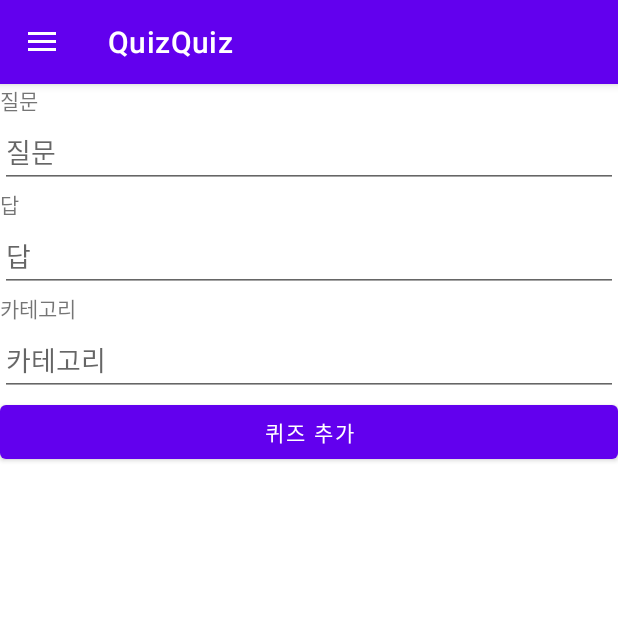
After one commit to eunjin2118/2022_Android_afterschool, an Android app: the fragment QuizCreateFragment placed in its activity, on a phone screen of 412 x 824 dp, the top half of it. The commit adds this screen. Run offline under Robolectric (Android 15) with nearby library versions, the phone set to English and light mode, and no system bars; our stand-ins replace Room's generated code.

Commit message:
quizquiz앱 만들기 (db이용하기)

```diff
--- a/app/src/main/java/com/example/quizquiz/MainActivity.kt
+++ b/app/src/main/java/com/example/quizquiz/MainActivity.kt
@@ -5,6 +5,7 @@ import android.content.SharedPreferences
 import android.os.AsyncTask
 import androidx.appcompat.app.AppCompatActivity
 import android.os.Bundle
+import android.util.Log
 import android.view.MenuItem
 import androidx.appcompat.app.ActionBarDrawerToggle
 import androidx.drawerlayout.widget.DrawerLayout
@@ -23,6 +24,12 @@ class MainActivity : AppCompatActivity() {
         setContentView(R.layout.activity_main)
 
         db = QuizDatabase.getInstance(this)
+
+        Thread {
+            for (quiz in db.quizDAO().getAll()) {
+                Log.d("mytag", quiz.toString())
+            }
+        }.start()
 
 
         val sp : SharedPreferences = getSharedPreferences(
@@ -54,6 +61,12 @@ class MainActivity : AppCompatActivity() {
                     supportFragmentManager
                         .beginTransaction()
                         .replace(R.id.frame, QuizListFragment())
+                        .commit()
+                }
+                R.id.quiz_add -> {
+                    supportFragmentManager
+                        .beginTransaction()
+                        .replace(R.id.frame, QuizCreateFragment())
                         .commit()
                 }
             }
@@ -136,9 +149,9 @@ class MainActivity : AppCompatActivity() {
                         )
                     }
                 }
-                for(quiz in quizList){
-                    db.quizDAO().insert(quiz)
-                }
+            }
+            for(quiz in quizList){
+                db.quizDAO().insert(quiz)
             }
         }
     }
--- /dev/null
+++ b/app/src/main/java/com/example/quizquiz/QuizCreateFragment.kt
@@ -0,0 +1,43 @@
+package com.example.quizquiz
+
+import android.os.Bundle
+import android.util.Log
+import android.view.LayoutInflater
+import android.view.View
+import android.view.ViewGroup
+import android.widget.Button
+import android.widget.EditText
+import androidx.fragment.app.Fragment
+import com.example.quizquiz.database.Quiz
+import com.example.quizquiz.database.QuizDatabase
+
+class QuizCreateFragment: Fragment() {
+    lateinit var db: QuizDatabase
+
+    override fun onCreateView(
+        inflater: LayoutInflater,
+        container: ViewGroup?,
+        savedInstanceState: Bundle?
+    ): View? {
+        val view = inflater.inflate(
+            R.layout.quiz_create_fragment,
+            container,
+            false
+        )
+        val add = view.findViewById<Button>(R.id.add_btn)
+        add.setOnClickListener {
+            val q = view.findViewById<EditText>(R.id.t_question).text.toString()
+            val a = view.findViewById<EditText>(R.id.t_answer).text.toString()
+            val c = view.findViewById<EditText>(R.id.t_category).text.toString()
+
+            db = QuizDatabase.getInstance(requireContext())
+
+            val quiz = Quiz(type="ox", question = q, answer = a, category = c)
+            Thread {
+                db.quizDAO().insert(quiz)
+            }.start()
+
+        }
+        return view
+    }
+}
--- /dev/null
+++ b/app/src/main/java/com/example/quizquiz/QuizStartFragment.kt
@@ -0,0 +1,41 @@
+package com.example.quizquiz
+
+import android.content.Context
+import android.os.Bundle
+import android.view.LayoutInflater
+import android.view.View
+import android.view.ViewGroup
+import android.widget.Button
+import androidx.fragment.app.Fragment
+
+class QuizStartFragment: Fragment() {
+    interface QuizStartListener{
+
+        fun onQuizStart()
+    }
+    lateinit var listener: QuizStartListener
+
+    // 어떤 메소드를 오버라이드 해서
+    override fun onAttach(context: Context) {
+        super.onAttach(context)
+
+        if(parentFragment is QuizStartListener){
+            listener = parentFragment as QuizStartListener
+        }else {
+            throw Exception("QuizStartListener 미구현")
+        }
+    }
+
+    override fun onCreateView(
+        inflater: LayoutInflater,
+        container: ViewGroup?,
+        savedInstanceState: Bundle?
+    ): View? {
+
+        val view = inflater.inflate(R.layout.quiz_start_fragment, container, false)
+        view.findViewById<Button>(R.id.start).setOnClickListener {
+            listener.onQuizStart()
+        }
+        return view
+    }
+}
--- /dev/null
+++ b/app/src/main/res/layout/quiz_create_fragment.xml
@@ -0,0 +1,43 @@
+<?xml version="1.0" encoding="utf-8"?>
+<LinearLayout xmlns:android="http://schemas.android.com/apk/res/android"
+    android:orientation="vertical"
+    android:layout_width="match_parent"
+    android:layout_height="match_parent">
+
+    <TextView
+        android:layout_width="match_parent"
+        android:layout_height="wrap_content"
+        android:text="질문"/>
+    <EditText
+        android:layout_width="match_parent"
+        android:layout_height="wrap_content"
+        android:id="@+id/t_question"
+        android:hint="질문"/>
+
+    <TextView
+        android:layout_width="match_parent"
+        android:layout_height="wrap_content"
+        android:text="답"/>
+    <EditText
+        android:layout_width="match_parent"
+        android:layout_height="wrap_content"
+        android:id="@+id/t_answer"
+        android:hint="답"/>
+
+    <TextView
+        android:layout_width="match_parent"
+        android:layout_height="wrap_content"
+        android:text="카테고리"/>
+    <EditText
+        android:layout_width="match_parent"
+        android:layout_height="wrap_content"
+        android:id="@+id/t_category"
+        android:hint="카테고리"/>
+
+    <Button
+        android:layout_width="match_parent"
+        android:layout_height="wrap_content"
+        android:text="퀴즈 추가"
+        android:id="@+id/add_btn"/>
+
+</LinearLayout>
--- a/app/src/main/res/menu/nav_menu.xml
+++ b/app/src/main/res/menu/nav_menu.xml
@@ -11,4 +11,9 @@
         android:id="@+id/quiz_manage"
         android:title="퀴즈 관리"
         android:icon="@android:drawable/ic_menu_zoom" />
+
+    <item
+        android:id="@+id/quiz_add"
+        android:title="퀴즈 추가"
+        android:icon="@android:drawable/ic_input_add" />
 </menu>
```
Also changed, not shown: app/src/main/java/com/example/quizquiz/QuizFragment.kt (+64 -3 lines), app/src/main/java/com/example/quizquiz/QuizResultFragment.kt (added, +62 -0 lines), app/src/main/java/com/example/quizquiz/QuizSolveFragment.kt (added, +87 -0 lines), app/src/main/res/layout/quiz_fragment.xml (+4 -9 lines), app/src/main/res/layout/quiz_result_fragment.xml (added, +24 -0 lines), app/src/main/res/layout/quiz_solve_fragment.xml (added, +28 -0 lines), app/src/main/res/layout/quiz_start_fragment.xml (added, +13 -0 lines).
